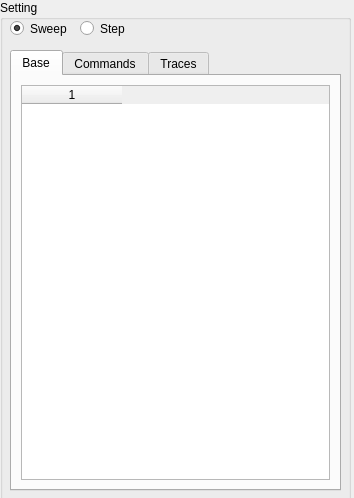
The window that Editor/EditorSetting.ui (HenricusRex/TMV3) describes before a commit, drawn with Qt 5.
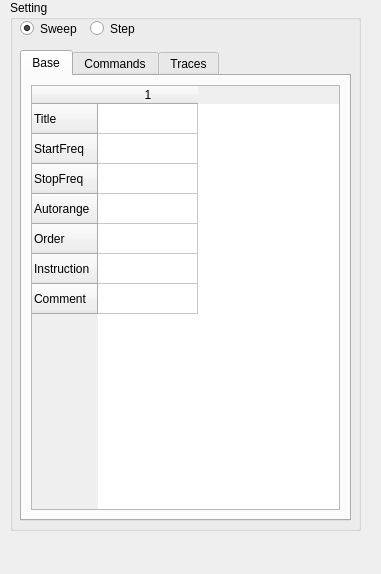
The same window after the commit.

What changed in the file:
```diff
--- a/Editor/EditorSetting.ui
+++ b/Editor/EditorSetting.ui
@@ -6,8 +6,8 @@
    <rect>
     <x>0</x>
     <y>0</y>
-    <width>354</width>
-    <height>498</height>
+    <width>381</width>
+    <height>574</height>
    </rect>
   </property>
   <property name="windowTitle">
@@ -16,7 +16,7 @@
   <widget class="QGroupBox" name="groupBox">
    <property name="geometry">
     <rect>
-     <x>0</x>
+     <x>10</x>
      <y>0</y>
      <width>351</width>
      <height>531</height>
@@ -37,7 +37,7 @@
       <x>10</x>
       <y>50</y>
       <width>331</width>
-      <height>441</height>
+      <height>471</height>
      </rect>
     </property>
     <property name="currentIndex">
@@ -53,7 +53,47 @@
         <property name="columnCount">
          <number>1</number>
         </property>
+        <row>
+         <property name="text">
+          <string>Title</string>
+         </property>
+        </row>
+        <row>
+         <property name="text">
+          <string>StartFreq</string>
+         </property>
+        </row>
+        <row>
+         <property name="text">
+          <string>StopFreq</string>
+         </property>
+        </row>
+        <row>
+         <property name="text">
+          <string>Autorange</string>
+         </property>
+        </row>
+        <row>
+         <property name="text">
+          <string>Order</string>
+         </property>
+        </row>
+        <row>
+         <property name="text">
+          <string>Instruction</string>
+         </property>
+        </row>
+        <row>
+         <property name="text">
+          <string>Comment</string>
+         </property>
+        </row>
         <column/>
+        <item row="0" column="0">
+         <property name="text">
+          <string/>
+         </property>
+        </item>
        </widget>
       </item>
      </layout>
```
Left out of the diff: 4 changed lines with no effect on the pictures.
